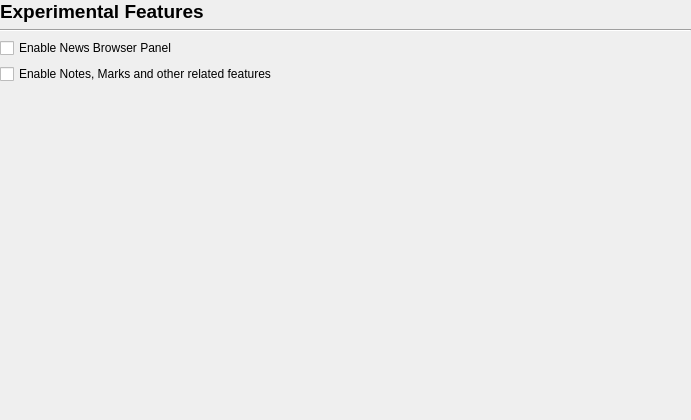
Above: scribus/ui/preferences/prefs_experimentalbase.ui from alpsuneer/scribus before the change. Below: the same form after it.
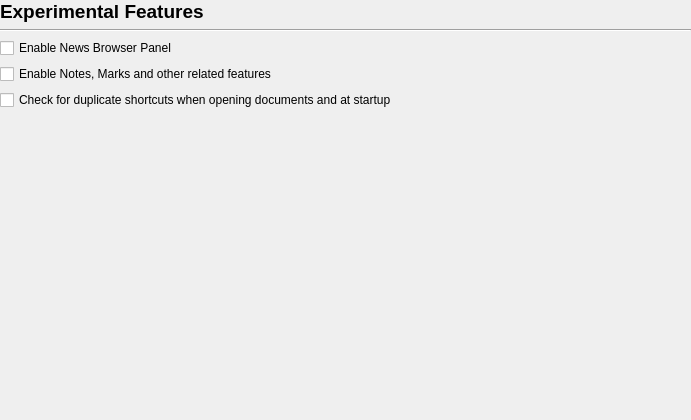
That is the form after the change.

Commit message:
suneer: the duplicate-shortcut check runs only when asked for
Preferences > SR Menu gets 'Check for duplicate shortcuts when opening
documents and at startup', off by default. With it off there is no popup and
no scan at startup or when a document or template is opened. With it on the
popup behaves as before. Extras > Check Duplicate Shortcuts... runs the check
once on demand and shows the same list. The warning shown while assigning a
key is unchanged.

Patch:
```diff
--- a/scribus/ui/preferences/prefs_experimentalbase.ui
+++ b/scribus/ui/preferences/prefs_experimentalbase.ui
@@ -87,6 +87,16 @@
          </property>
         </widget>
        </item>
+       <item>
+        <widget class="QCheckBox" name="checkDuplicateShortcutsCheckBox">
+         <property name="toolTip">
+          <string>Off: nothing is checked and no popup appears when Scribus starts or a document or template is opened. Extras &gt; Check Duplicate Shortcuts... runs the check whenever you want it.</string>
+         </property>
+         <property name="text">
+          <string>Check for duplicate shortcuts when opening documents and at startup</string>
+         </property>
+        </widget>
+       </item>
        <item>
         <spacer name="verticalSpacer">
          <property name="orientation">
```
The commit also changes 7 other files.
